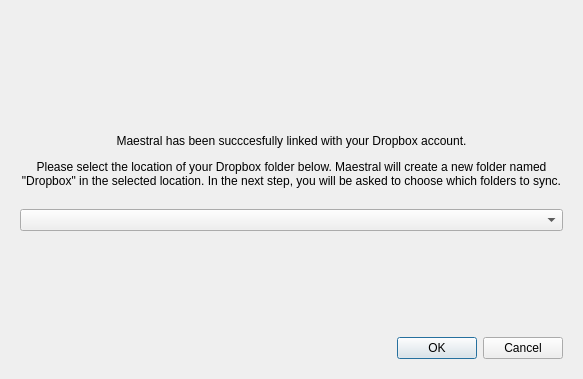
Qt form maestral/gui/resources/first_sync_dialog.ui (samschott/maestral) before a commit.
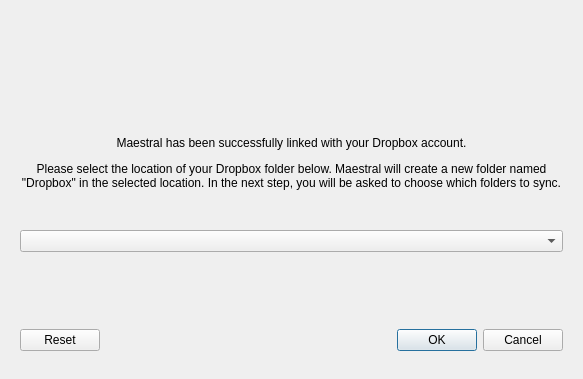
The same form after that commit. The open tabs and pages were chosen to show the change.

Commit message: handle deleted dropbox folder in startup dialog

The edit to the form file:
```diff
--- a/maestral/gui/resources/first_sync_dialog.ui
+++ b/maestral/gui/resources/first_sync_dialog.ui
@@ -14,7 +14,7 @@
    <string>Maestral Setup</string>
   </property>
   <layout class="QGridLayout" name="gridLayout_2">
-   <item row="0" column="0">
+   <item row="1" column="0">
     <widget class="QStackedWidget" name="stackedWidget">
      <property name="currentIndex">
       <number>0</number>
@@ -225,55 +225,17 @@
      </widget>
      <widget class="QWidget" name="folderPage">
       <layout class="QGridLayout" name="gridLayout_7">
-       <item row="4" column="0">
+       <item row="6" column="0">
         <widget class="QDialogButtonBox" name="buttonBoxDropboxPath">
          <property name="standardButtons">
-          <set>QDialogButtonBox::Cancel|QDialogButtonBox::Ok</set>
+          <set>QDialogButtonBox::Cancel|QDialogButtonBox::Ok|QDialogButtonBox::Reset</set>
          </property>
-         <property name="centerButtons">
-          <bool>false</bool>
-         </property>
         </widget>
        </item>
-       <item row="1" column="0">
-        <widget class="QLabel" name="labelDropboxPath">
-         <property name="sizePolicy">
-          <sizepolicy hsizetype="Preferred" vsizetype="Fixed">
-           <horstretch>0</horstretch>
-           <verstretch>0</verstretch>
-          </sizepolicy>
-         </property>
-         <property name="text">
-          <string>&lt;html&gt;&lt;head/&gt;&lt;body&gt;&lt;p align=&quot;center&quot;&gt;Maestral has been succcesfully linked with your Dropbox account.&lt;/p&gt;&lt;p align=&quot;center&quot;&gt;Please select the location of your Dropbox folder below. Maestral will create a new folder named &quot;Dropbox&quot; in the selected location. In the next step, you will be asked to choose which folders to sync.&lt;/p&gt;&lt;/body&gt;&lt;/html&gt;</string>
-         </property>
-         <property name="alignment">
-          <set>Qt::AlignCenter</set>
-         </property>
-         <property name="wordWrap">
-          <bool>true</bool>
-         </property>
-        </widget>
-       </item>
-       <item row="2" column="0">
+       <item row="4" column="0">
         <widget class="QComboBox" name="comboBoxDropboxPath"/>
        </item>
-       <item row="0" column="0">
-        <spacer name="verticalSpacer_3">
-         <property name="orientation">
-          <enum>Qt::Vertical</enum>
-         </property>
-         <property name="sizeType">
-          <enum>QSizePolicy::Preferred</enum>
-         </property>
-         <property name="sizeHint" stdset="0">
-          <size>
-           <width>20</width>
-           <height>100</height>
-          </size>
-         </property>
-        </spacer>
-       </item>
-       <item row="3" column="0">
+       <item row="5" column="0">
         <spacer name="verticalSpacer_6">
          <property name="orientation">
           <enum>Qt::Vertical</enum>
@@ -284,7 +246,77 @@
          <property name="sizeHint" stdset="0">
           <size>
            <width>20</width>
-           <height>100</height>
+           <height>65</height>
+          </size>
+         </property>
+        </spacer>
+       </item>
+       <item row="2" column="0">
+        <spacer name="verticalSpacer_3">
+         <property name="orientation">
+          <enum>Qt::Vertical</enum>
+         </property>
+         <property name="sizeType">
+          <enum>QSizePolicy::Preferred</enum>
+         </property>
+         <property name="sizeHint" stdset="0">
+          <size>
+           <width>20</width>
+           <height>0</height>
+          </size>
+         </property>
+        </spacer>
+       </item>
+       <item row="3" column="0">
+        <widget class="QLabel" name="labelDropboxPath">
+         <property name="sizePolicy">
+          <sizepolicy hsizetype="Preferred" vsizetype="Fixed">
+           <horstretch>0</horstretch>
+           <verstretch>0</verstretch>
+          </sizepolicy>
+         </property>
+         <property name="text">
+          <string>&lt;html&gt;&lt;head/&gt;&lt;body&gt;&lt;p align=&quot;center&quot;&gt;Maestral has been successfully linked with your Dropbox account.&lt;/p&gt;&lt;p align=&quot;center&quot;&gt;Please select the location of your Dropbox folder below. Maestral will create a new folder named &quot;Dropbox&quot; in the selected location. In the next step, you will be asked to choose which folders to sync.&lt;/p&gt;&lt;/body&gt;&lt;/html&gt;</string>
+         </property>
+         <property name="alignment">
+          <set>Qt::AlignCenter</set>
+         </property>
+         <property name="wordWrap">
+          <bool>true</bool>
+         </property>
+        </widget>
+       </item>
+       <item row="1" column="0" alignment="Qt::AlignHCenter">
+        <widget class="QLabel" name="labelIcon_2">
+         <property name="minimumSize">
+          <size>
+           <width>70</width>
+           <height>70</height>
+          </size>
+         </property>
+         <property name="maximumSize">
+          <size>
+           <width>70</width>
+           <height>70</height>
+          </size>
+         </property>
+         <property name="text">
+          <string/>
+         </property>
+        </widget>
+       </item>
+       <item row="0" column="0">
+        <spacer name="verticalSpacer_11">
+         <property name="orientation">
+          <enum>Qt::Vertical</enum>
+         </property>
+         <property name="sizeType">
+          <enum>QSizePolicy::Preferred</enum>
+         </property>
+         <property name="sizeHint" stdset="0">
+          <size>
+           <width>20</width>
+           <height>0</height>
           </size>
          </property>
         </spacer>
```
Left out of the diff: 111 changed lines with no effect on the pictures. The commit also changes 2 other files.
